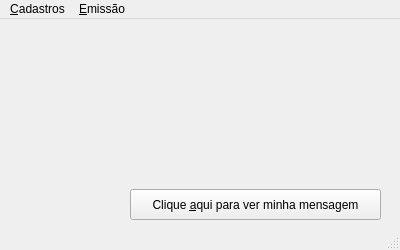
Before: the Qt Designer form minister_nfce/main.ui in caugmar/minister-nfce, drawn with Qt 5.
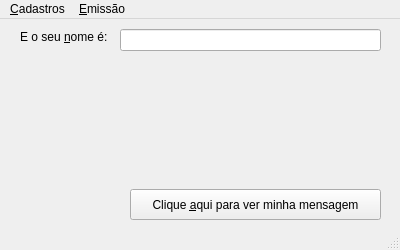
After: the same form once the commit is applied.

Commit message: Novos controles.

What changed in the file:
```diff
--- a/minister_nfce/main.ui
+++ b/minister_nfce/main.ui
@@ -27,6 +27,35 @@
      <string>Clique &amp;aqui para ver minha mensagem</string>
     </property>
    </widget>
+   <widget class="QLineEdit" name="editNome">
+    <property name="geometry">
+     <rect>
+      <x>120</x>
+      <y>10</y>
+      <width>261</width>
+      <height>22</height>
+     </rect>
+    </property>
+   </widget>
+   <widget class="QLabel" name="label">
+    <property name="geometry">
+     <rect>
+      <x>20</x>
+      <y>10</y>
+      <width>101</width>
+      <height>16</height>
+     </rect>
+    </property>
+    <property name="text">
+     <string>E o seu &amp;nome é:</string>
+    </property>
+    <property name="textFormat">
+     <enum>Qt::TextFormat::AutoText</enum>
+    </property>
+    <property name="buddy">
+     <cstring>editNome</cstring>
+    </property>
+   </widget>
   </widget>
   <widget class="QMenuBar" name="menubar">
    <property name="geometry">
```
The commit also changes 1 other file.
